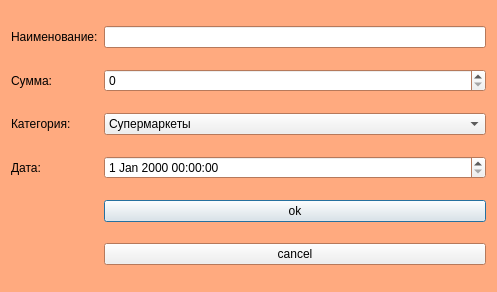
Old version of the form add_elem.ui in the repository boldoed/QT_YandexProject..
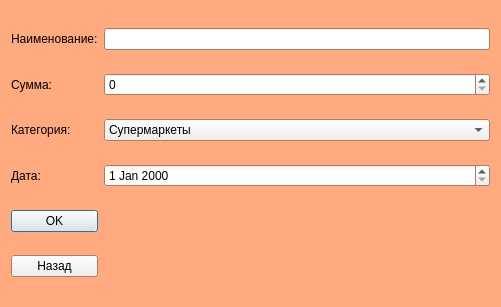
New version of the form.

```diff
--- a/add_elem.ui
+++ b/add_elem.ui
@@ -6,8 +6,8 @@
    <rect>
     <x>0</x>
     <y>0</y>
-    <width>497</width>
-    <height>292</height>
+    <width>501</width>
+    <height>307</height>
    </rect>
   </property>
   <property name="palette">
@@ -78,9 +78,6 @@
    <string>Dialog</string>
   </property>
   <layout class="QGridLayout" name="gridLayout">
-   <item row="3" column="1">
-    <widget class="QDateTimeEdit" name="date_edit"/>
-   </item>
    <item row="2" column="1">
     <widget class="QComboBox" name="cat_edit">
      <item>
@@ -134,6 +131,9 @@
      </property>
     </widget>
    </item>
+   <item row="3" column="1">
+    <widget class="QDateEdit" name="date_edit"/>
+   </item>
    <item row="0" column="0">
     <widget class="QLabel" name="name_label">
      <property name="text">
@@ -151,20 +151,24 @@
    <item row="0" column="1">
     <widget class="QLineEdit" name="name_edit"/>
    </item>
-   <item row="1" column="1">
-    <widget class="QSpinBox" name="summa_edit"/>
-   </item>
-   <item row="4" column="1">
+   <item row="5" column="0">
     <widget class="QPushButton" name="ok_btn">
      <property name="text">
-      <string>ok</string>
+      <string>OK</string>
      </property>
     </widget>
    </item>
-   <item row="5" column="1">
+   <item row="1" column="1">
+    <widget class="QSpinBox" name="summa_edit">
+     <property name="maximum">
+      <number>999999999</number>
+     </property>
+    </widget>
+   </item>
+   <item row="6" column="0">
     <widget class="QPushButton" name="cancel_btn">
      <property name="text">
-      <string>cancel</string>
+      <string>Назад</string>
      </property>
     </widget>
    </item>
```
Left out of the diff: 5 changed lines with no effect on the pictures.
